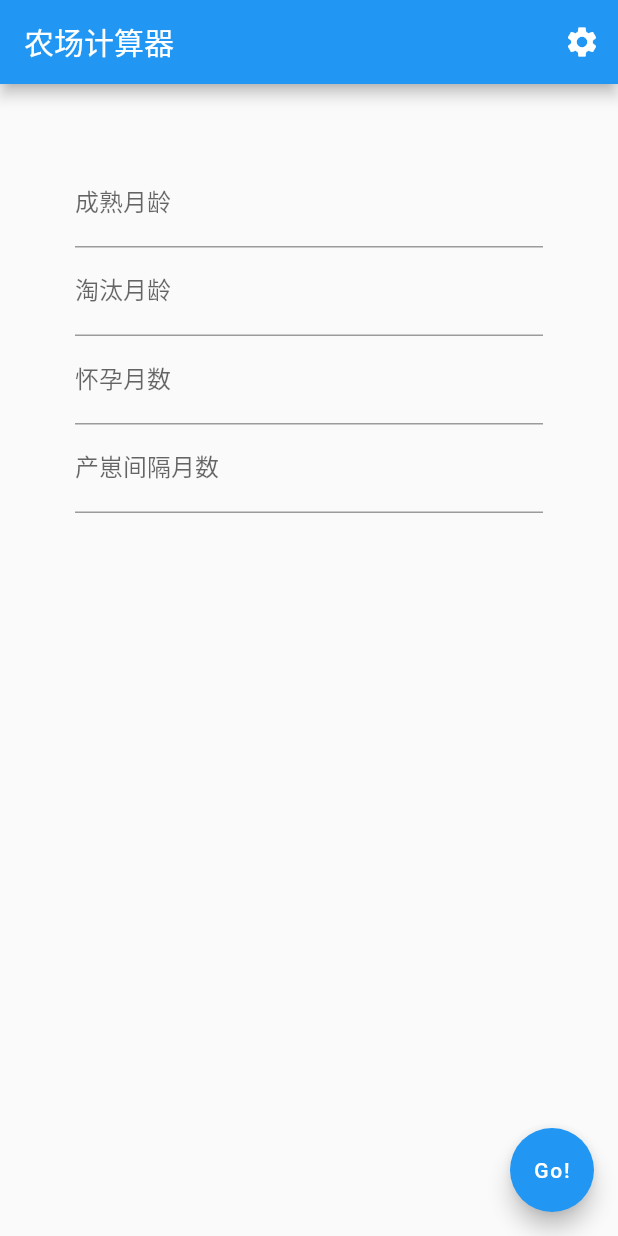
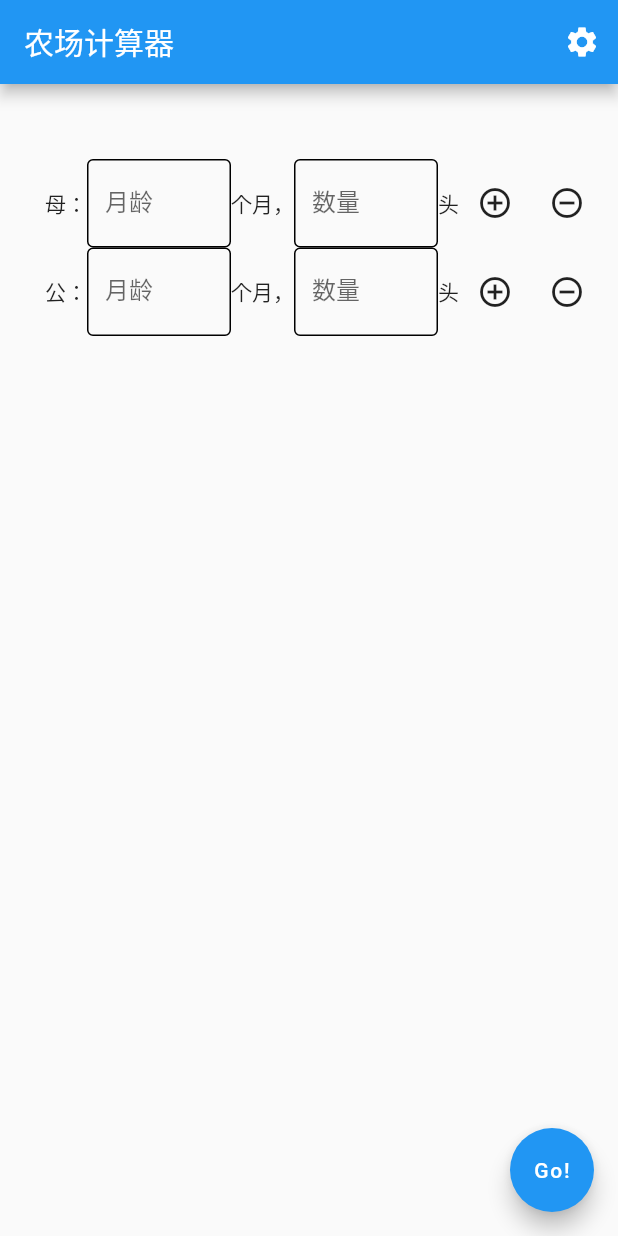
Before and after one commit to morezombie/FarmFlutter, a Flutter app: the screen it shows after launch, on a phone screen of 412 x 824 dp. Run offline on Flutter 3.47's test engine with Material 2 defaults, Android fonts, the phone set to English and light mode, and no system bars.

Commit message:
Rough draft of dynamic adding input items

```diff
--- a/lib/calcPage.dart
+++ b/lib/calcPage.dart
@@ -15,6 +15,8 @@ class Initiator extends StatefulWidget {
   @override
   _InitiatorState createState() => _InitiatorState();
 }
+
+var itemList = <Widget>[FemaleItem(), MaleItem()];
 
 // Define a corresponding State class.
 // This class holds the data related to the Form.
@@ -36,6 +38,7 @@ class _InitiatorState extends State<Initiator> {
     super.dispose();
   }
 
+
   @override
   Widget build(BuildContext context) {
     return Scaffold(
@@ -54,46 +57,9 @@ class _InitiatorState extends State<Initiator> {
         ],
       ),
       body: Padding(
-          padding: const EdgeInsets.all(50.0),
+          padding: const EdgeInsets.fromLTRB(30, 50, 10, 10),
           child: Center(
-              child: ListView(children: <Widget>[
-            Container(
-                child: TextField(
-              controller: maleAge,
-              decoration: InputDecoration(
-                labelText: '成熟月龄',
-              ),
-              inputFormatters: [FilteringTextInputFormatter.digitsOnly],
-              keyboardType: TextInputType.number,
-            )),
-            Container(
-                child: TextField(
-              controller: maleNum,
-              decoration: InputDecoration(
-                labelText: '淘汰月龄',
-              ),
-              inputFormatters: [FilteringTextInputFormatter.digitsOnly],
-              keyboardType: TextInputType.number,
-            )),
-            Container(
-                child: TextField(
-              controller: femaleAge,
-              decoration: InputDecoration(
-                labelText: '怀孕月数',
-              ),
-              inputFormatters: [FilteringTextInputFormatter.digitsOnly],
-              keyboardType: TextInputType.number,
-            )),
-            Container(
-                child: TextField(
-              controller: femaleNum,
-              decoration: InputDecoration(
-                labelText: '产崽间隔月数',
-              ),
-              inputFormatters: [FilteringTextInputFormatter.digitsOnly],
-              keyboardType: TextInputType.number,
-            )),
-          ]))),
+              child: ListView(children: itemList))),
       floatingActionButton: FloatingActionButton(
         onPressed: () {
           return showDialog(
@@ -114,3 +80,81 @@ class _InitiatorState extends State<Initiator> {
     );
   }
 }
+
+class FemaleItem extends StatelessWidget {
+  @override
+  Widget build(BuildContext context) {
+    return Row(
+      children: <Widget>[
+        Text('母：'),
+        BaseItem(),
+        IconButton(
+            icon: Icon(Icons.add_circle_outline), onPressed: () {
+          itemList.add(this);
+        }),
+        IconButton(
+            icon: Icon(Icons.remove_circle_outline), onPressed: () {
+          itemList.remove(this);
+        })
+      ],
+    );
+  }
+}
+
+class MaleItem extends StatelessWidget {
+  @override
+  Widget build(BuildContext context) {
+    return Row(
+      children: <Widget>[
+        Text('公：'),
+        BaseItem(),
+        IconButton(
+            icon: Icon(Icons.add_circle_outline), onPressed: () {
+          itemList.add(this);
+        }),
+        IconButton(
+            icon: Icon(Icons.remove_circle_outline), onPressed: () {
+              itemList.remove(this);
+        })
+      ],
+    );
+  }
+}
+
+
+class BaseItem extends StatefulWidget {
+  @override
+  _BaseItemState createState() => _BaseItemState();
+}
+
+class _BaseItemState extends State<BaseItem> {
+  @override
+  Widget build(BuildContext context) {
+    return Flexible(child: Row(
+      children: <Widget>[
+        Flexible(
+            child: TextField(
+              // controller: maleNum,
+              decoration: InputDecoration(
+                labelText: '月龄',
+                enabledBorder: OutlineInputBorder(),
+              ),
+              inputFormatters: [FilteringTextInputFormatter.digitsOnly],
+              keyboardType: TextInputType.number,
+            )),
+        Text('个月，'),
+        Flexible(
+            child: TextField(
+              // controller: maleNum,
+              decoration: InputDecoration(
+                enabledBorder: OutlineInputBorder(),
+                labelText: '数量',
+              ),
+              inputFormatters: [FilteringTextInputFormatter.digitsOnly],
+              keyboardType: TextInputType.number,
+            )),
+        Text('头'),
+      ],
+    ));
+  }
+}
```
